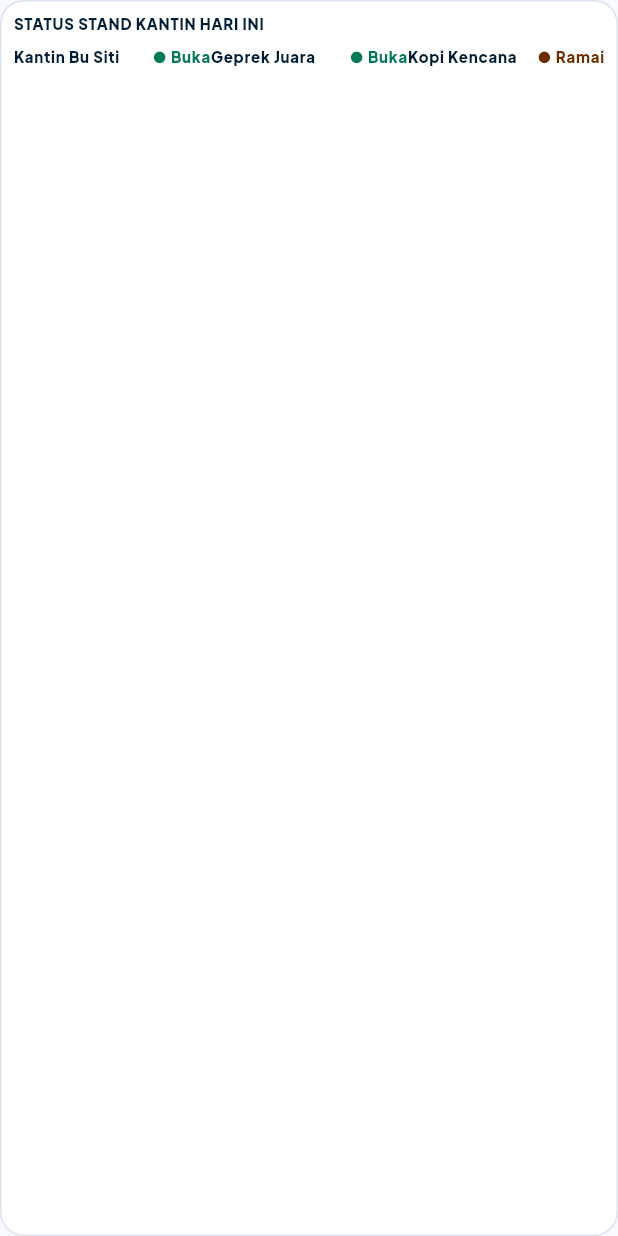
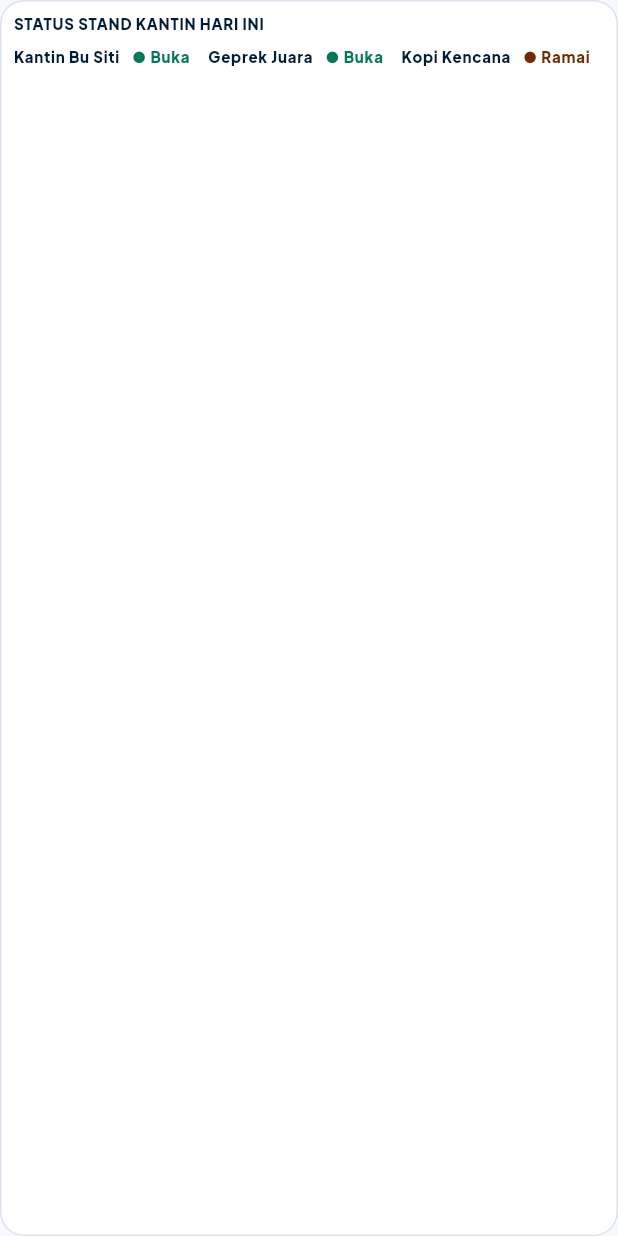
Before and after one commit to kelompok-g2/Kantinku---flutter, a Flutter app: the StandStatus widget shown alone on an empty page, opened directly, on a phone screen of 412 x 824 dp. Run offline on Flutter 3.47's test engine with Material 3 defaults, Android fonts, the phone set to English and light mode, and no system bars; our stand-ins replace flutter_svg, go_router.

Commit message:
fix(ui): space stand labels and remove obsolete baseline TODO

```diff
--- a/lib/presentation/widgets/home_header.dart
+++ b/lib/presentation/widgets/home_header.dart
@@ -126,24 +126,20 @@ class StandStatus extends StatelessWidget {
       children: [
         Text('STATUS STAND KANTIN HARI INI', style: Theme.of(context).textTheme.labelSmall),
         Space.gap,
-        Row(
+        Wrap(
+          spacing: Space.medium,
+          runSpacing: Space.small,
           children: [
             for (final (name, status) in [
               ('Kantin Bu Siti', '● Buka'),
               ('Geprek Juara', '● Buka'),
               ('Kopi Kencana', '● Ramai'),
             ])
-              Expanded(
-                child: Row(
+              Row(
+                mainAxisSize: MainAxisSize.min,
                 children: [
-                    Expanded(
-                      child: Text(
-                        name,
-                        maxLines: 1,
-                        overflow: TextOverflow.ellipsis,
-                        style: Theme.of(context).textTheme.labelSmall,
-                      ),
-                    ),
+                  Text(name, style: Theme.of(context).textTheme.labelSmall),
+                  Space.rowGap,
                   Text(
                     status,
                     style: Theme.of(context).textTheme.labelSmall?.copyWith(
@@ -152,7 +148,6 @@ class StandStatus extends StatelessWidget {
                   ),
                 ],
               ),
-              ),
           ],
         ),
       ],
--- a/lib/repositories/menu_repository.dart
+++ b/lib/repositories/menu_repository.dart
@@ -2,7 +2,6 @@ import '../models/menu_model.dart';
 
 class MenuRepository {
   Future<List<MenuModel>> getMenus() async {
-    // TODO: Mengambil data menu dari REST API Laravel.
     return [];
   }
 }
```
Lines whose indentation alone changed are shown as unchanged.
